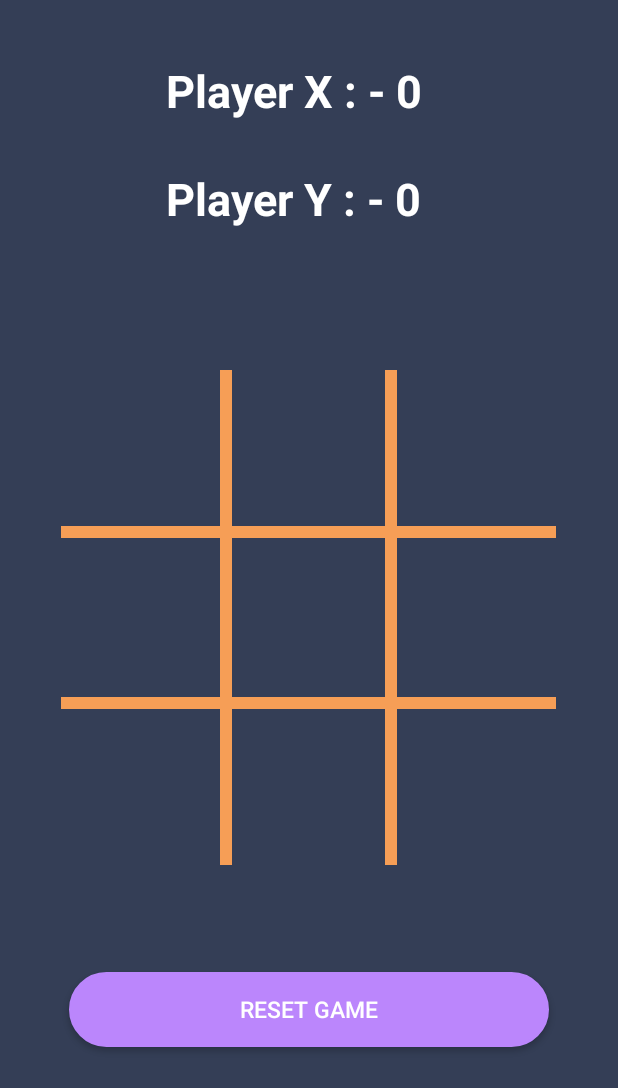
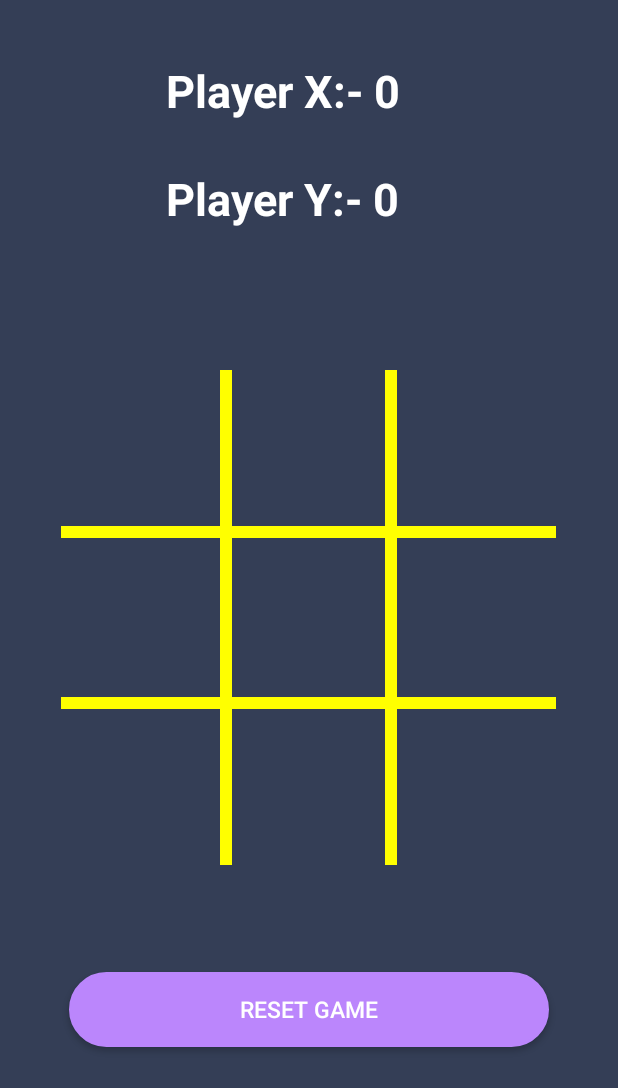
Before and after one commit to Jemisheth/TicTacToeApp, an Android app: the screen it shows after launch (GamePage), on a phone screen of 412 x 824 dp. Shown: the top 1088 px of the screen. Run offline under Robolectric (Android 15) with nearby library versions, the phone set to English and light mode, and no system bars.

Commit message:
changes in design

```diff
--- a/app/src/main/res/layout/activity_game_page.xml
+++ b/app/src/main/res/layout/activity_game_page.xml
@@ -1,6 +1,5 @@
 <?xml version="1.0" encoding="utf-8"?>
 <RelativeLayout xmlns:android="http://schemas.android.com/apk/res/android"
-    xmlns:app="http://schemas.android.com/apk/res-auto"
     xmlns:tools="http://schemas.android.com/tools"
     android:layout_width="match_parent"
     android:layout_height="match_parent"
@@ -60,25 +59,23 @@
     </RelativeLayout>
 
 
-
-
     <RelativeLayout
         android:layout_width="330dp"
         android:layout_height="8dp"
-        android:background="#F69e56"
+        android:layout_above="@id/btn5"
         android:layout_centerHorizontal="true"
-        android:layout_above="@id/btn5"
-        android:layout_marginBottom="8dp">
+        android:layout_marginBottom="8dp"
+        android:background="@color/Yellow">
 
     </RelativeLayout>
 
     <RelativeLayout
         android:layout_width="330dp"
         android:layout_height="8dp"
-        android:background="#F69e56"
+        android:layout_below="@id/btn5"
         android:layout_centerHorizontal="true"
-        android:layout_below="@id/btn5"
-        android:layout_marginTop="8dp">
+        android:layout_marginTop="8dp"
+        android:background="@color/Yellow">
 
     </RelativeLayout>
 
@@ -88,7 +85,7 @@
         android:layout_centerVertical="true"
         android:layout_marginRight="-14dp"
         android:layout_toLeftOf="@id/btn5"
-        android:background="#F69e56">
+        android:background="@color/Yellow">
 
     </RelativeLayout>
 
@@ -96,9 +93,9 @@
         android:layout_width="8dp"
         android:layout_height="330dp"
         android:layout_centerVertical="true"
+        android:layout_marginLeft="-14dp"
         android:layout_toRightOf="@id/btn5"
-        android:background="#F69e56"
-        android:layout_marginLeft="-14dp">
+        android:background="@color/Yellow">
 
     </RelativeLayout>
 
@@ -191,7 +188,7 @@
             android:id="@+id/ScoreX"
             android:layout_width="186dp"
             android:layout_height="72dp"
-            android:text="Player X : - 0"
+            android:text="Player X:- 0"
             android:textColor="@color/white"
             android:textSize="30sp"
             android:textStyle="bold">
@@ -202,7 +199,7 @@
             android:id="@+id/ScoreY"
             android:layout_width="186dp"
             android:layout_height="65dp"
-            android:text="Player Y : - 0"
+            android:text="Player Y:- 0"
             android:textColor="@color/white"
             android:textSize="30sp"
             android:textStyle="bold">
--- a/app/src/main/res/values/colors.xml
+++ b/app/src/main/res/values/colors.xml
@@ -7,4 +7,6 @@
     <color name="teal_700">#FF018786</color>
     <color name="black">#FF000000</color>
     <color name="white">#FFFFFFFF</color>
+    <color name="Yellow">#FFFF00</color>
+
 </resources>
```
Also changed, not shown: 1 other file.
